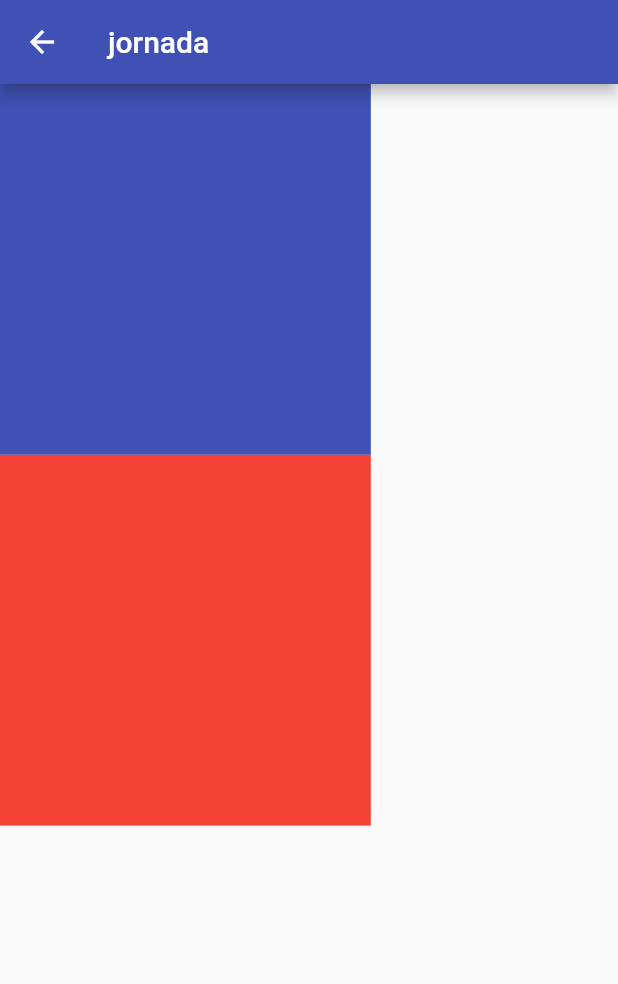
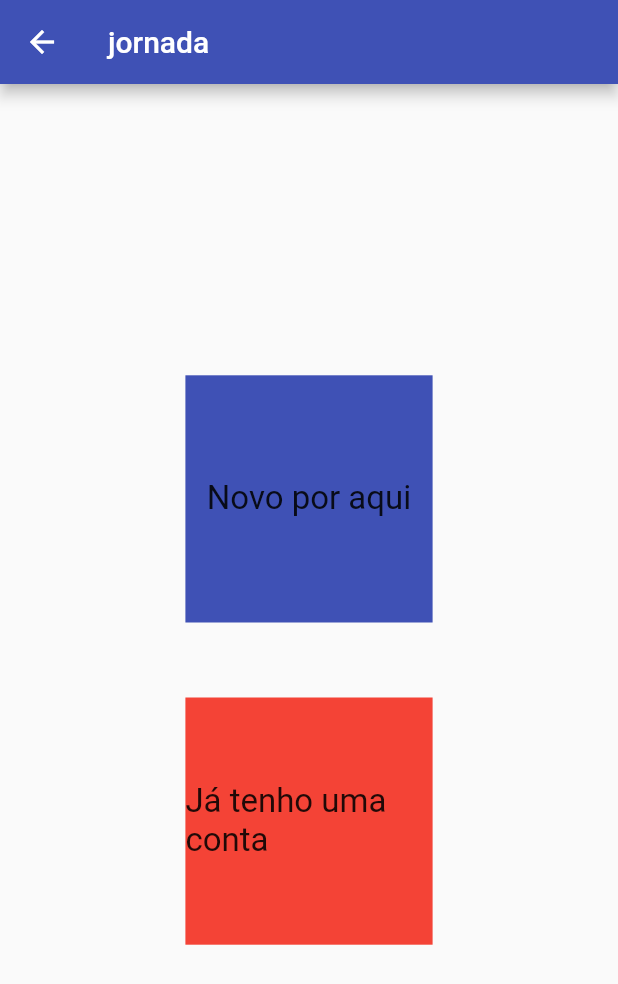
Before and after one commit to 7-ideias/six, a Flutter app: the TelaInicio screen opened by its route, on a phone screen of 412 x 824 dp. Shown: the top 984 px of the screen. Run offline on Flutter 3.47's test engine with Material 2 defaults, Android fonts, the phone set to English and light mode, and no system bars; our stand-ins replace carousel_slider, flutter_local_notifications, google_fonts, open_file, pdf, shared_preferences and 1 more; accounts and stored records are empty.

Commit message:
20230807 1900 funfando

```diff
--- a/lib/desenvolvedor/tela_de_id.dart
+++ b/lib/desenvolvedor/tela_de_id.dart
@@ -12,26 +12,44 @@ class _TelaInicioState extends State<TelaInicio> {
   Widget build(BuildContext context) {
     return Scaffold(
       appBar: AppBar(title: Text('jornada')),
-      body: Container(
+      body: Column(
+        mainAxisAlignment: MainAxisAlignment.center,
+        children: [
+          Center(
+            child: Container(
+              child: Column(
+                children: [
+                  buildSizedBox(context, Colors.indigo, 'Novo por aqui'),
+                  SizedBox(
+                    height: 50,
+                  ),
+                  buildSizedBox(context, Colors.red, 'Já tenho uma conta'),
+                ],
+              ),
+            ),
+          ),
+        ],
+      ),
+    );
+  }
+
+  Widget buildSizedBox(
+      BuildContext context, MaterialColor color, String texto) {
+    return SizedBox(
+      height: MediaQuery.of(context).size.height * 0.2,
+      width: MediaQuery.of(context).size.height * 0.2,
+      child: Container(
+        color: color,
         child: Column(
+          mainAxisAlignment: MainAxisAlignment.center,
           children: [
-            buildSizedBox(context,Colors.indigo),
-            buildSizedBox(context,Colors.red),
+            Text(
+              texto,
+              style: TextStyle(fontSize: 22),
+            )
           ],
         ),
       ),
     );
   }
-
-  SizedBox buildSizedBox(BuildContext context, MaterialColor color) {
-    return SizedBox(
-      height: MediaQuery.of(context).size.height * 0.3,
-      width: MediaQuery.of(context).size.height * 0.3,
-      child: Container(
-        color: color,
-      ),
-    );
-  }
-
-
 }
--- a/pubspec.yaml
+++ b/pubspec.yaml
@@ -3,7 +3,8 @@ description: A new Flutter project.
 publish_to: 'none'
 version: 1.0.0+1
 environment:
-  sdk: '>=2.19.6 <3.0.0'
+  sdk: '>=3.0.6 <4.0.0'
+#  sdk: '>=2.19.6 <3.0.0'
 dependencies:
   flutter:
     sdk: flutter
```
Also changed, not shown: pubspec.lock.
